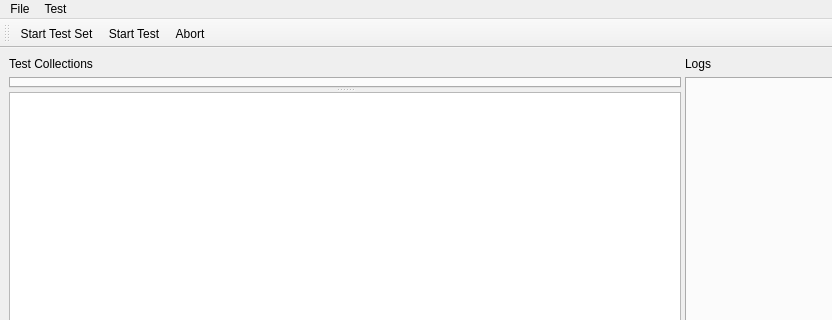
First picture: the form in bin/MainWindow.ui, repository ViktorFagerlind/TestFramework, before the edit; both pictures show x 0 to 832 and y 0 to 320 of the 1027 by 837 pixel window.
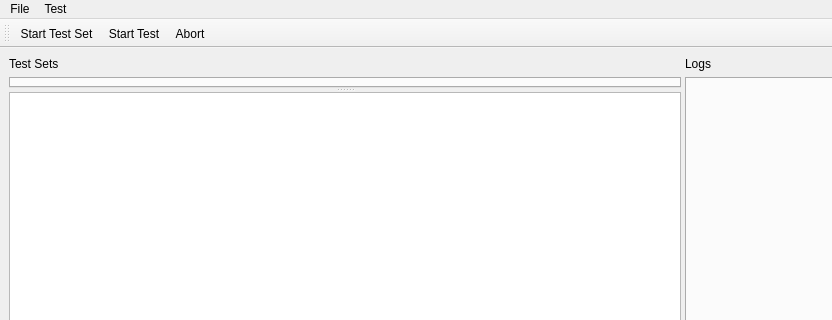
Second picture: the form after the edit. Icons and pictures are not drawn.

Patch:
```diff
--- a/bin/MainWindow.ui
+++ b/bin/MainWindow.ui
@@ -31,7 +31,7 @@
            </sizepolicy>
           </property>
           <property name="text">
-           <string>Test Collections</string>
+           <string>Test Sets</string>
           </property>
          </widget>
         </item>
```
Left out of the diff: 27 changed lines with no effect on the pictures.
